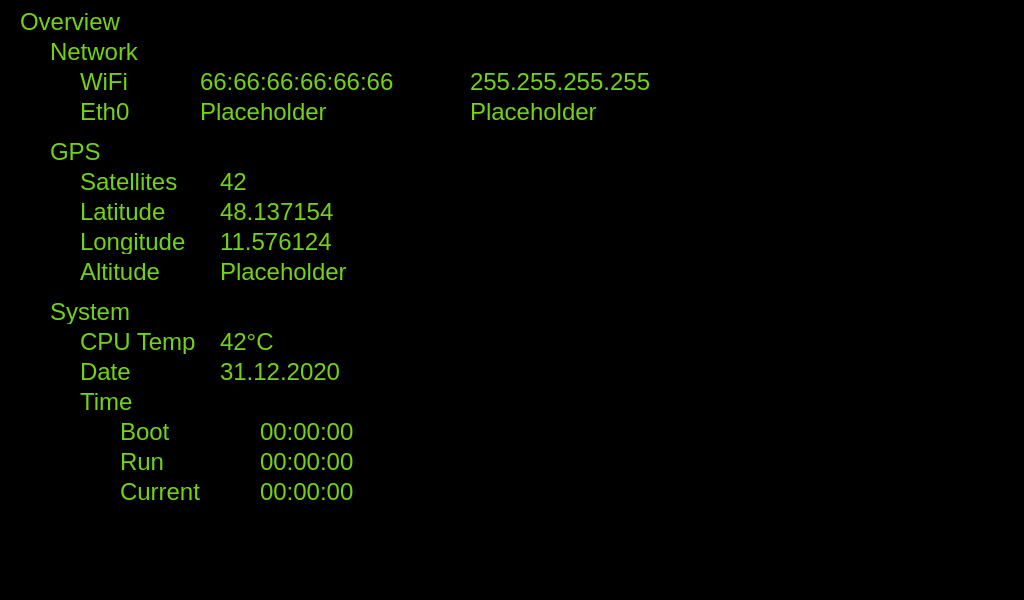
This is modules/SystemInfo/systeminfo.ui in nbdy/carpi as Qt 5 draws it before an edit. The edited form follows.
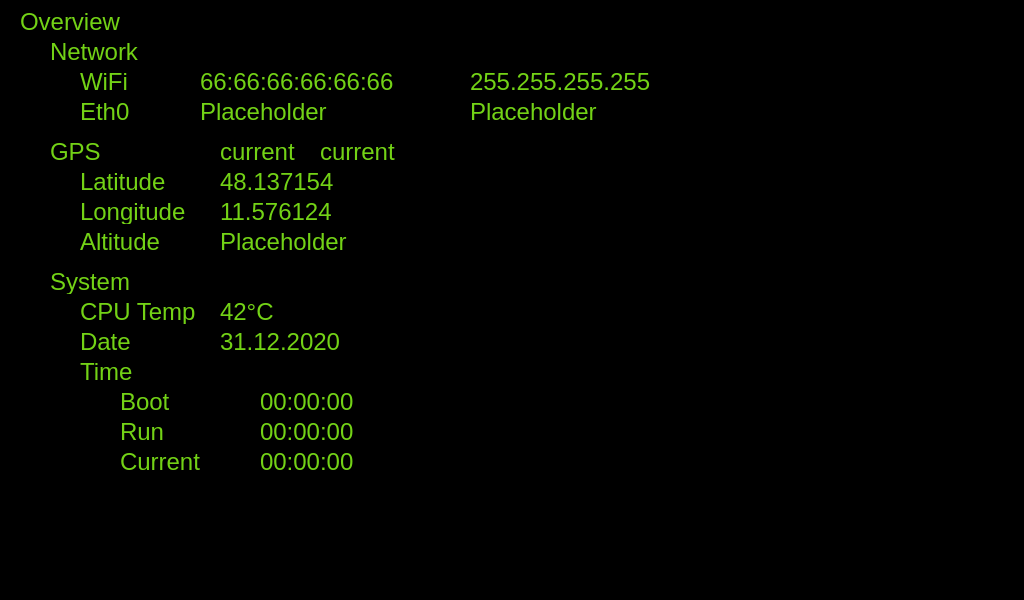
This is the edited form.

What changed in the file:
```diff
--- a/modules/SystemInfo/systeminfo.ui
+++ b/modules/SystemInfo/systeminfo.ui
@@ -109,37 +109,11 @@
     <string>GPS</string>
    </property>
   </widget>
-  <widget class="QLabel" name="lbl_satellites">
-   <property name="geometry">
-    <rect>
-     <x>80</x>
-     <y>170</y>
-     <width>130</width>
-     <height>24</height>
-    </rect>
-   </property>
-   <property name="text">
-    <string>Satellites</string>
-   </property>
-  </widget>
-  <widget class="QLabel" name="satellites">
-   <property name="geometry">
-    <rect>
-     <x>220</x>
-     <y>170</y>
-     <width>80</width>
-     <height>24</height>
-    </rect>
-   </property>
-   <property name="text">
-    <string>42</string>
-   </property>
-  </widget>
   <widget class="QLabel" name="lbl_latitude">
    <property name="geometry">
     <rect>
      <x>80</x>
-     <y>200</y>
+     <y>170</y>
      <width>130</width>
      <height>24</height>
     </rect>
@@ -152,7 +126,7 @@
    <property name="geometry">
     <rect>
      <x>220</x>
-     <y>200</y>
+     <y>170</y>
      <width>150</width>
      <height>24</height>
     </rect>
@@ -165,7 +139,7 @@
    <property name="geometry">
     <rect>
      <x>220</x>
-     <y>230</y>
+     <y>200</y>
      <width>150</width>
      <height>24</height>
     </rect>
@@ -178,7 +152,7 @@
    <property name="geometry">
     <rect>
      <x>80</x>
-     <y>230</y>
+     <y>200</y>
      <width>130</width>
      <height>24</height>
     </rect>
@@ -191,7 +165,7 @@
    <property name="geometry">
     <rect>
      <x>220</x>
-     <y>260</y>
+     <y>230</y>
      <width>150</width>
      <height>24</height>
     </rect>
@@ -204,7 +178,7 @@
    <property name="geometry">
     <rect>
      <x>80</x>
-     <y>260</y>
+     <y>230</y>
      <width>130</width>
      <height>24</height>
     </rect>
@@ -217,7 +191,7 @@
    <property name="geometry">
     <rect>
      <x>50</x>
-     <y>300</y>
+     <y>270</y>
      <width>120</width>
      <height>24</height>
     </rect>
@@ -230,7 +204,7 @@
    <property name="geometry">
     <rect>
      <x>80</x>
-     <y>330</y>
+     <y>300</y>
      <width>130</width>
      <height>24</height>
     </rect>
@@ -243,7 +217,7 @@
    <property name="geometry">
     <rect>
      <x>220</x>
-     <y>330</y>
+     <y>300</y>
      <width>80</width>
      <height>24</height>
     </rect>
@@ -282,7 +256,7 @@
    <property name="geometry">
     <rect>
      <x>80</x>
-     <y>390</y>
+     <y>360</y>
      <width>130</width>
      <height>24</height>
     </rect>
@@ -295,7 +269,7 @@
    <property name="geometry">
     <rect>
      <x>120</x>
-     <y>420</y>
+     <y>390</y>
      <width>130</width>
      <height>24</height>
     </rect>
@@ -308,7 +282,7 @@
    <property name="geometry">
     <rect>
      <x>120</x>
-     <y>450</y>
+     <y>420</y>
      <width>130</width>
      <height>24</height>
     </rect>
@@ -321,7 +295,7 @@
    <property name="geometry">
     <rect>
      <x>120</x>
-     <y>480</y>
+     <y>450</y>
      <width>130</width>
      <height>24</height>
     </rect>
@@ -334,7 +308,7 @@
    <property name="geometry">
     <rect>
      <x>260</x>
-     <y>450</y>
+     <y>420</y>
      <width>130</width>
      <height>24</height>
     </rect>
@@ -347,7 +321,7 @@
    <property name="geometry">
     <rect>
      <x>260</x>
-     <y>420</y>
+     <y>390</y>
      <width>130</width>
      <height>24</height>
     </rect>
@@ -360,7 +334,7 @@
    <property name="geometry">
     <rect>
      <x>260</x>
-     <y>480</y>
+     <y>450</y>
      <width>130</width>
      <height>24</height>
     </rect>
@@ -373,7 +347,7 @@
    <property name="geometry">
     <rect>
      <x>220</x>
-     <y>360</y>
+     <y>330</y>
      <width>150</width>
      <height>24</height>
     </rect>
@@ -386,7 +360,7 @@
    <property name="geometry">
     <rect>
      <x>80</x>
-     <y>360</y>
+     <y>330</y>
      <width>130</width>
      <height>24</height>
     </rect>
@@ -395,6 +369,32 @@
     <string>Date</string>
    </property>
   </widget>
+  <widget class="QLabel" name="gps_valid">
+   <property name="geometry">
+    <rect>
+     <x>220</x>
+     <y>140</y>
+     <width>81</width>
+     <height>24</height>
+    </rect>
+   </property>
+   <property name="text">
+    <string>current</string>
+   </property>
+  </widget>
+  <widget class="QLabel" name="gps_timestamp">
+   <property name="geometry">
+    <rect>
+     <x>320</x>
+     <y>140</y>
+     <width>151</width>
+     <height>24</height>
+    </rect>
+   </property>
+   <property name="text">
+    <string>current</string>
+   </property>
+  </widget>
  </widget>
  <resources/>
  <connections/>
```
